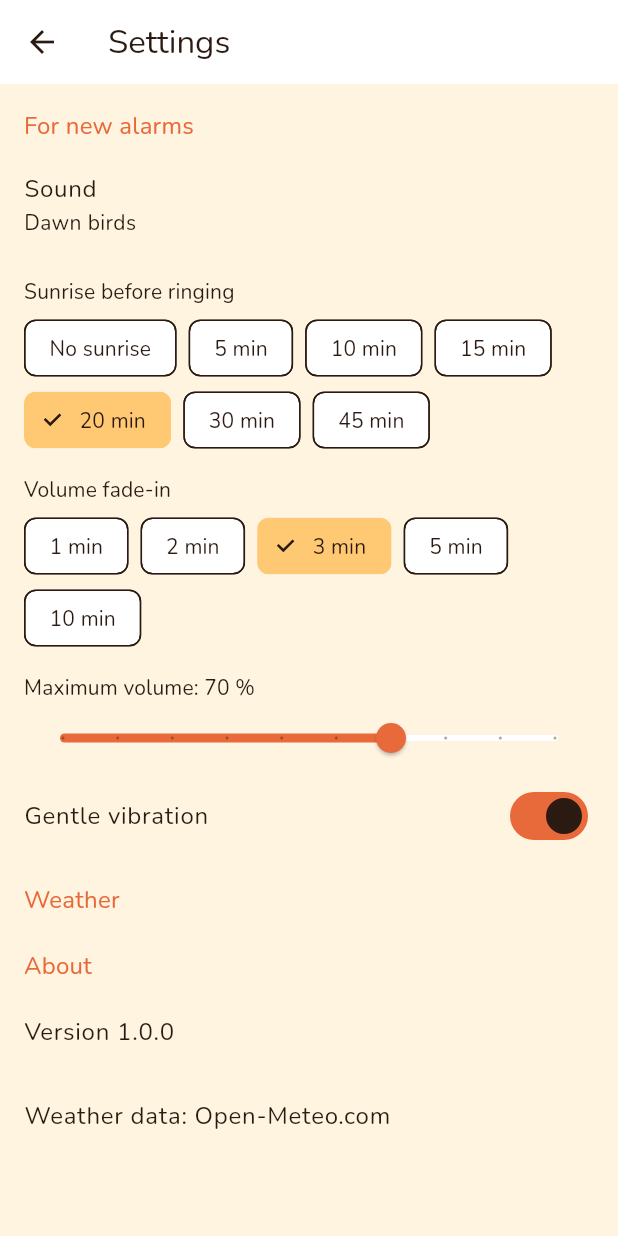
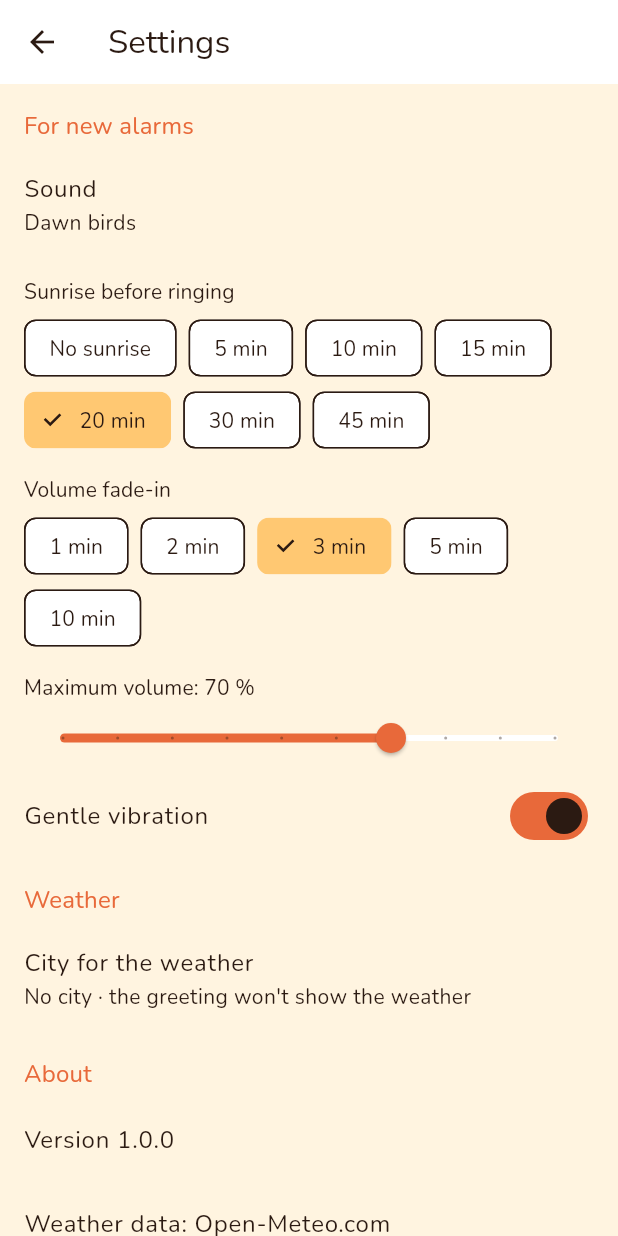
Before and after one commit to migdlp/gentle-alarm, a Flutter app: the SettingsScreen screen opened by its route, on a phone screen of 412 x 824 dp. Run offline on Flutter 3.47's test engine with Material 3 defaults, Android fonts, the phone set to English and light mode, and no system bars; our stand-ins replace flutter_riverpod, shared_preferences; accounts and stored records are empty.

```diff
--- a/lib/l10n/app_en.arb
+++ b/lib/l10n/app_en.arb
@@ -104,5 +104,11 @@
   },
   "ramp": "Volume fade-in",
   "maxVolume": "Maximum volume",
-  "vibration": "Gentle vibration"
+  "vibration": "Gentle vibration",
+  "weatherCity": "City for the weather",
+  "weatherCityNone": "No city · the greeting won't show the weather",
+  "citySearchHint": "Search your city",
+  "citySearchStart": "Type at least 2 letters",
+  "citySearchEmpty": "We couldn't find that city",
+  "cityRemove": "Remove"
 }
--- a/lib/l10n/gen/app_localizations.dart
+++ b/lib/l10n/gen/app_localizations.dart
@@ -337,6 +337,42 @@ abstract class AppLocalizations {
   /// In es, this message translates to:
   /// **'Vibración suave'**
   String get vibration;
+
+  /// No description provided for @weatherCity.
+  ///
+  /// In es, this message translates to:
+  /// **'Ciudad para el tiempo'**
+  String get weatherCity;
+
+  /// No description provided for @weatherCityNone.
+  ///
+  /// In es, this message translates to:
+  /// **'Sin ciudad · el saludo no mostrará el tiempo'**
+  String get weatherCityNone;
+
+  /// No description provided for @citySearchHint.
+  ///
+  /// In es, this message translates to:
+  /// **'Busca tu ciudad'**
+  String get citySearchHint;
+
+  /// No description provided for @citySearchStart.
+  ///
+  /// In es, this message translates to:
+  /// **'Escribe al menos 2 letras'**
+  String get citySearchStart;
+
+  /// No description provided for @citySearchEmpty.
+  ///
+  /// In es, this message translates to:
+  /// **'No encontramos esa ciudad'**
+  String get citySearchEmpty;
+
+  /// No description provided for @cityRemove.
+  ///
+  /// In es, this message translates to:
+  /// **'Quitar'**
+  String get cityRemove;
 }
 
 class _AppLocalizationsDelegate
--- a/lib/l10n/gen/app_localizations_en.dart
+++ b/lib/l10n/gen/app_localizations_en.dart
@@ -145,4 +145,23 @@ class AppLocalizationsEn extends AppLocalizations {
 
   @override
   String get vibration => 'Gentle vibration';
+
+  @override
+  String get weatherCity => 'City for the weather';
+
+  @override
+  String get weatherCityNone =>
+      'No city · the greeting won\'t show the weather';
+
+  @override
+  String get citySearchHint => 'Search your city';
+
+  @override
+  String get citySearchStart => 'Type at least 2 letters';
+
+  @override
+  String get citySearchEmpty => 'We couldn\'t find that city';
+
+  @override
+  String get cityRemove => 'Remove';
 }
--- a/lib/src/features/greeting/state/weather_providers.dart
+++ b/lib/src/features/greeting/state/weather_providers.dart
@@ -1,6 +1,7 @@
 import 'package:flutter_riverpod/flutter_riverpod.dart';
 import 'package:gentle_alarm/src/features/greeting/data/open_meteo_client.dart';
 import 'package:gentle_alarm/src/features/greeting/data/weather_repository.dart';
+import 'package:gentle_alarm/src/features/greeting/domain/weather.dart';
 import 'package:gentle_alarm/src/features/settings/state/settings_providers.dart';
 import 'package:http/http.dart' as http;
 
@@ -10,3 +11,15 @@ final weatherRepositoryProvider = Provider(
     ref.watch(sharedPreferencesProvider),
   ),
 );
+
+class CityNotifier extends Notifier<City?> {
+  @override
+  City? build() => ref.watch(weatherRepositoryProvider).city;
+
+  Future<void> choose(City? city) async {
+    await ref.read(weatherRepositoryProvider).setCity(city);
+    state = city;
+  }
+}
+
+final cityProvider = NotifierProvider<CityNotifier, City?>(CityNotifier.new);
--- a/lib/src/features/settings/ui/settings_screen.dart
+++ b/lib/src/features/settings/ui/settings_screen.dart
@@ -3,6 +3,8 @@ import 'package:flutter_riverpod/flutter_riverpod.dart';
 import 'package:gentle_alarm/l10n/gen/app_localizations.dart';
 import 'package:gentle_alarm/src/features/alarms/domain/alarm.dart';
 import 'package:gentle_alarm/src/features/alarms/ui/widgets/alarm_options.dart';
+import 'package:gentle_alarm/src/features/greeting/state/weather_providers.dart';
+import 'package:gentle_alarm/src/features/greeting/ui/city_search_screen.dart';
 import 'package:gentle_alarm/src/features/settings/state/settings_providers.dart';
 import 'package:gentle_alarm/src/features/sounds/domain/sound_catalog.dart';
 
@@ -48,6 +50,25 @@ class SettingsScreen extends ConsumerWidget {
           ),
           const SizedBox(height: 16),
           _Header(l10n.weatherSection),
+          Builder(
+            builder: (context) {
+              final city = ref.watch(cityProvider);
+              return ListTile(
+                contentPadding: EdgeInsets.zero,
+                title: Text(l10n.weatherCity),
+                subtitle: Text(
+                  city == null
+                      ? l10n.weatherCityNone
+                      : '${city.name}, ${city.country}',
+                ),
+                onTap: () => Navigator.of(context).push(
+                  MaterialPageRoute<void>(
+                    builder: (_) => const CitySearchScreen(),
+                  ),
+                ),
+              );
+            },
+          ),
           const SizedBox(height: 16),
           _Header(l10n.aboutSection),
           ListTile(
```
Also changed, not shown: lib/l10n/app_es.arb (+7 -1 lines), lib/l10n/gen/app_localizations_es.dart (+18 -0 lines), lib/src/features/greeting/ui/city_search_screen.dart (added, +116 -0 lines), 2 other files.
